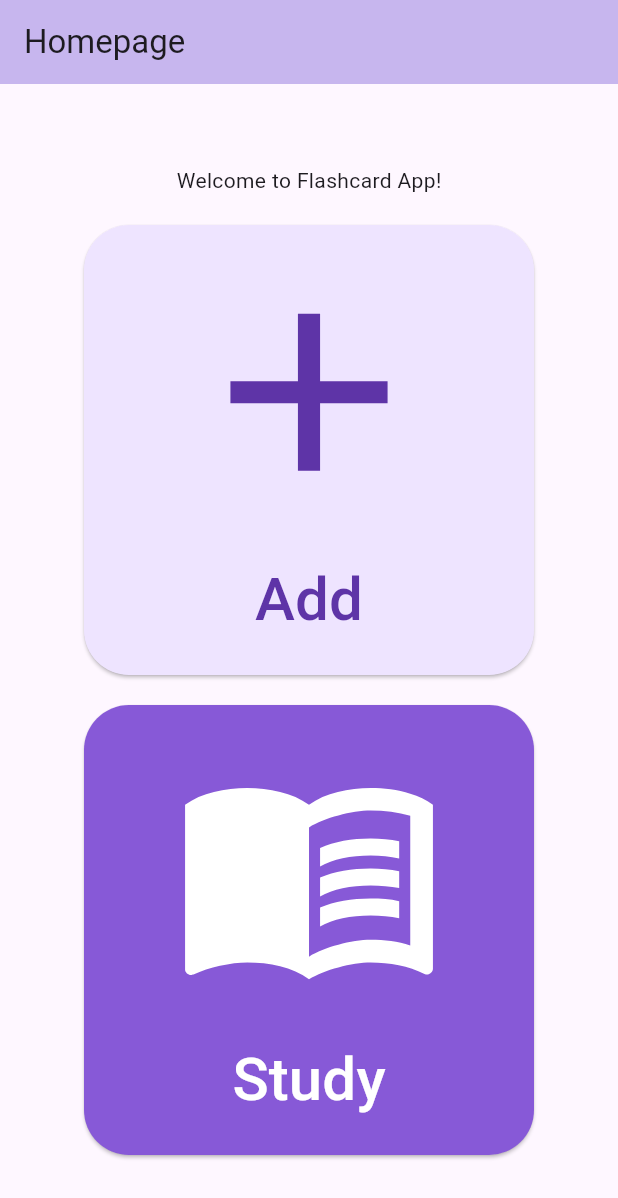
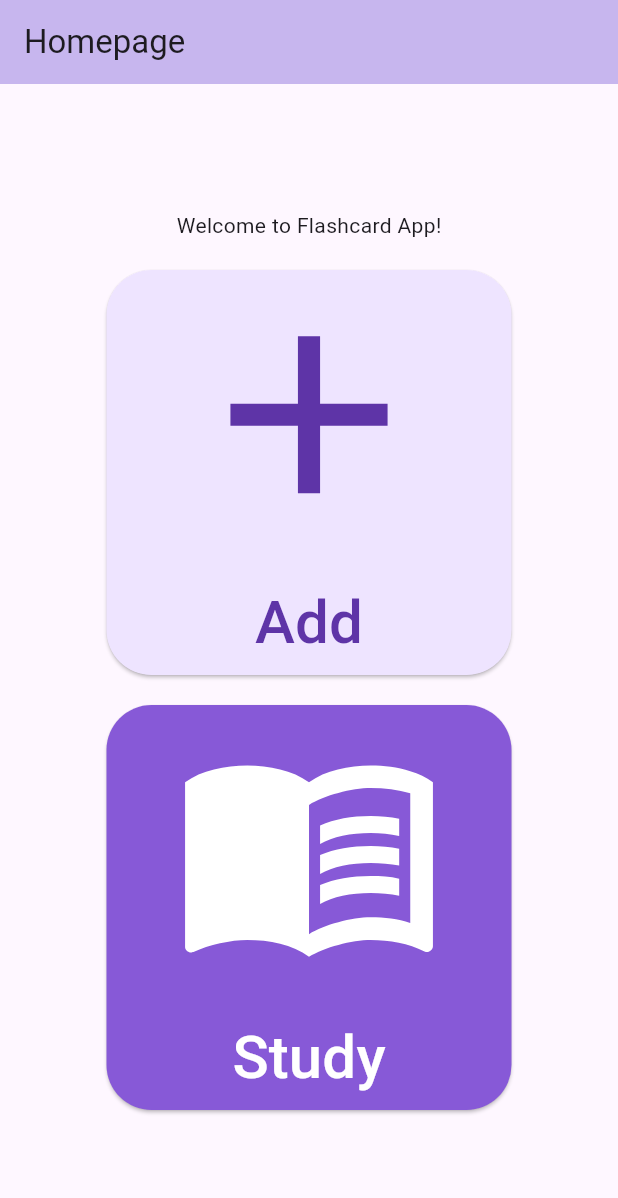
Before and after one commit to rheasridhar/MAD_Project1, a Flutter app: the screen it shows after launch, on a phone screen of 412 x 824 dp. Shown: the top 1198 px of the screen. Run offline on Flutter 3.47's test engine with Material 3 defaults, Android fonts, the phone set to English and light mode, and no system bars; our stand-ins replace flip_card, sqflite; accounts and stored records are empty.

Commit message:
updated landing

```diff
--- a/flashcard_app/lib/main.dart
+++ b/flashcard_app/lib/main.dart
@@ -48,8 +48,8 @@ class MyHomePage extends StatelessWidget {
             ),
             const SizedBox(height: 20),
             SizedBox(
-              width: 300,
-              height: 300,
+              width: 270,
+              height: 270,
               child: ElevatedButton(
                 onPressed: () {
                   Navigator.push(
@@ -84,8 +84,8 @@ class MyHomePage extends StatelessWidget {
             ),
             const SizedBox(height: 20),
             SizedBox(
-              width: 300,
-              height: 300,
+              width: 270,
+              height: 270,
               child: ElevatedButton(
                 onPressed: () {
                   Navigator.push(
```
